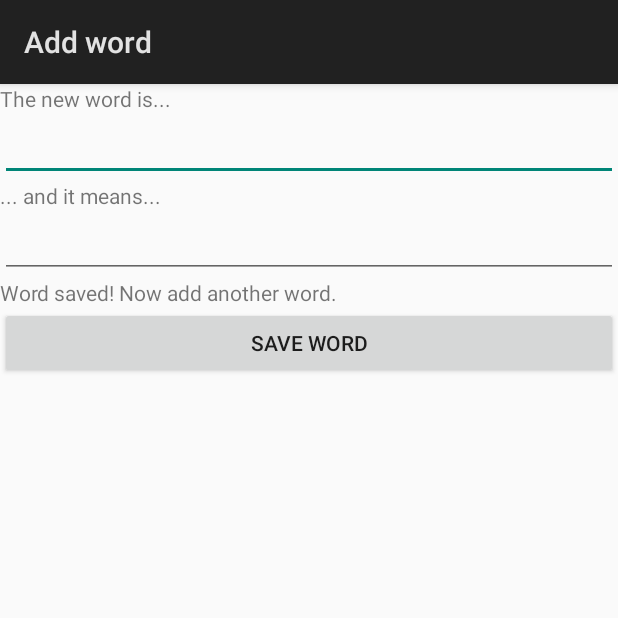
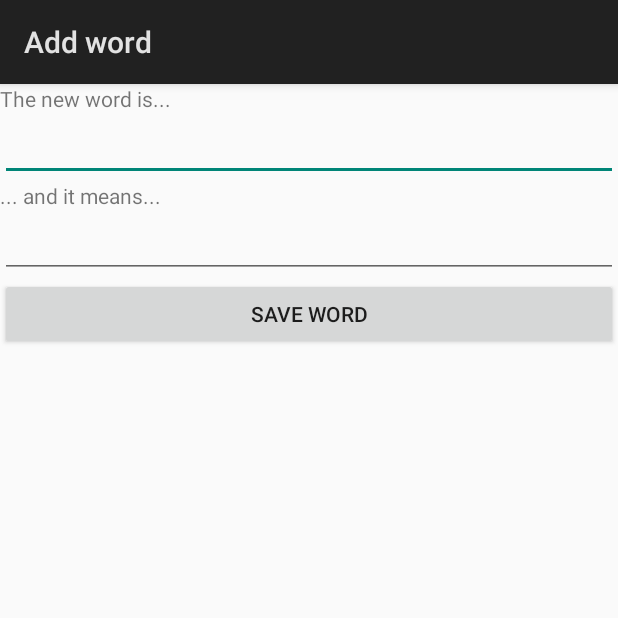
Before and after one commit to pbarrio/VocabularyQuiz, an Android app: the AddWordActivity screen opened directly, with no data from a screen before it, after a tap on "SAVE WORD", on a phone screen of 412 x 824 dp, the top half of it. Run offline under Robolectric (Android 15) with nearby library versions, the phone set to English and light mode, and no system bars; our stand-ins replace Room's generated code.

Commit message:
Show info messages in Toasts instead of text boxes

```diff
--- a/app/src/main/java/com/bikebot/vocabularyquiz/AddWordActivity.java
+++ b/app/src/main/java/com/bikebot/vocabularyquiz/AddWordActivity.java
@@ -8,6 +8,7 @@ import android.os.Bundle;
 import android.view.View;
 import android.widget.EditText;
 import android.widget.TextView;
+import android.widget.Toast;
 
 public class AddWordActivity extends Activity {
 
@@ -28,19 +29,21 @@ public class AddWordActivity extends Activity {
 
         EditText word = (EditText)findViewById(R.id.learnt_word);
         EditText meaning = (EditText)findViewById(R.id.meaning);
-        TextView infoMsg = (TextView) findViewById(R.id.info_msg);
 
+        String msg;
         try {
             dba.insertNewWord(new Word(
                     word.getText().toString(),
                     meaning.getText().toString()));
-            // TODO: display result message in a "Snackbar" instead of a text field
-            infoMsg.setText(getString(R.string.info_word_saved));
+
+            msg = getString(R.string.info_word_saved);
         }
         catch (SQLiteConstraintException e) {
-            // TODO: display result message in a "Snackbar" instead of a text field
-            infoMsg.setText(getString(R.string.info_word_exists));
+            msg = getString(R.string.info_word_exists);
         }
+        Toast msgDialog = Toast.makeText(
+                getApplicationContext(), msg, Toast.LENGTH_LONG);
+        msgDialog.show();
 
         // Prepare for next word
         word.setText("");
--- a/app/src/main/res/layout/activity_add_word.xml
+++ b/app/src/main/res/layout/activity_add_word.xml
@@ -31,11 +31,6 @@
         android:id="@+id/meaning"
         android:text="" />
 
-    <TextView
-        android:id="@+id/info_msg"
-        android:layout_width="match_parent"
-        android:layout_height="wrap_content" />
-
     <Button
         android:id="@+id/button"
         android:layout_width="match_parent"
--- a/app/src/main/res/layout/activity_list_dictionary.xml
+++ b/app/src/main/res/layout/activity_list_dictionary.xml
@@ -4,6 +4,8 @@
     android:layout_width="match_parent"
     android:layout_height="wrap_content"
     android:orientation="vertical">
+
+    <!-- TODO: Add button to add a new word from the dictionary list -->
 
     <ListView
         android:layout_width="match_parent"
--- a/app/src/main/res/layout/activity_quiz.xml
+++ b/app/src/main/res/layout/activity_quiz.xml
@@ -24,11 +24,6 @@
         android:layout_width="match_parent"
         android:layout_height="wrap_content" />
 
-    <TextView
-        android:id="@+id/cmpCheckMsg"
-        android:layout_width="match_parent"
-        android:layout_height="wrap_content" />
-
     <Button
         android:layout_width="match_parent"
         android:layout_height="wrap_content"
```
Also changed, not shown: app/src/main/java/com/bikebot/vocabularyquiz/QuizActivity.java (+9 -8 lines).
